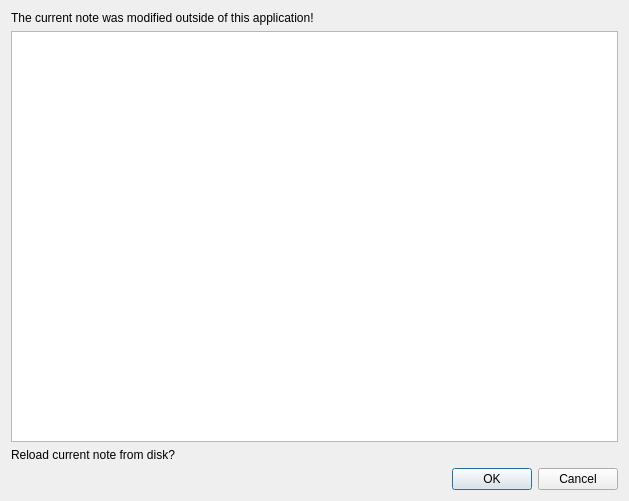
This is src/notediffdialog.ui in pbek/QOwnNotes as Qt 5 draws it before an edit. The edited form follows.
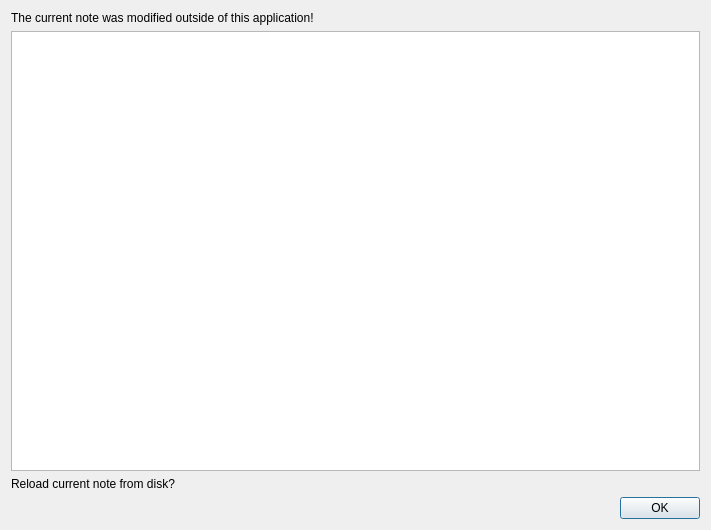
This is the edited form.

```diff
--- a/src/notediffdialog.ui
+++ b/src/notediffdialog.ui
@@ -9,8 +9,8 @@
    <rect>
     <x>0</x>
     <y>0</y>
-    <width>629</width>
-    <height>501</height>
+    <width>711</width>
+    <height>530</height>
    </rect>
   </property>
   <property name="windowTitle">
@@ -73,7 +73,7 @@
         <enum>Qt::Horizontal</enum>
        </property>
        <property name="standardButtons">
-        <set>QDialogButtonBox::Cancel|QDialogButtonBox::Ok</set>
+        <set>QDialogButtonBox::Ok</set>
        </property>
       </widget>
      </item>
```
